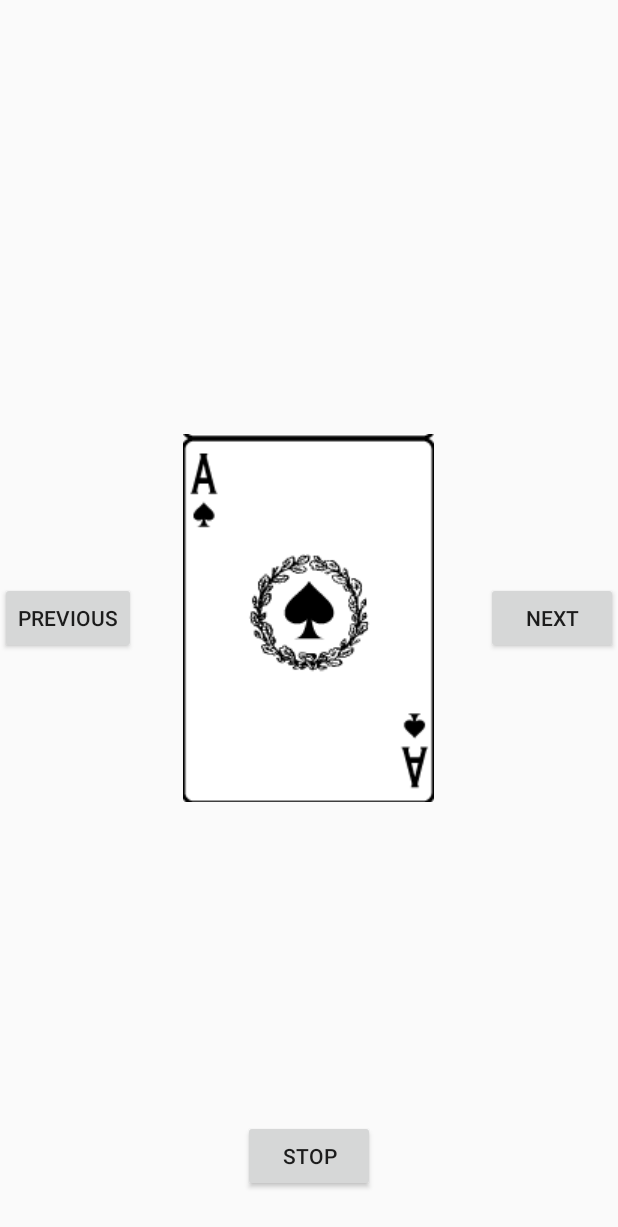
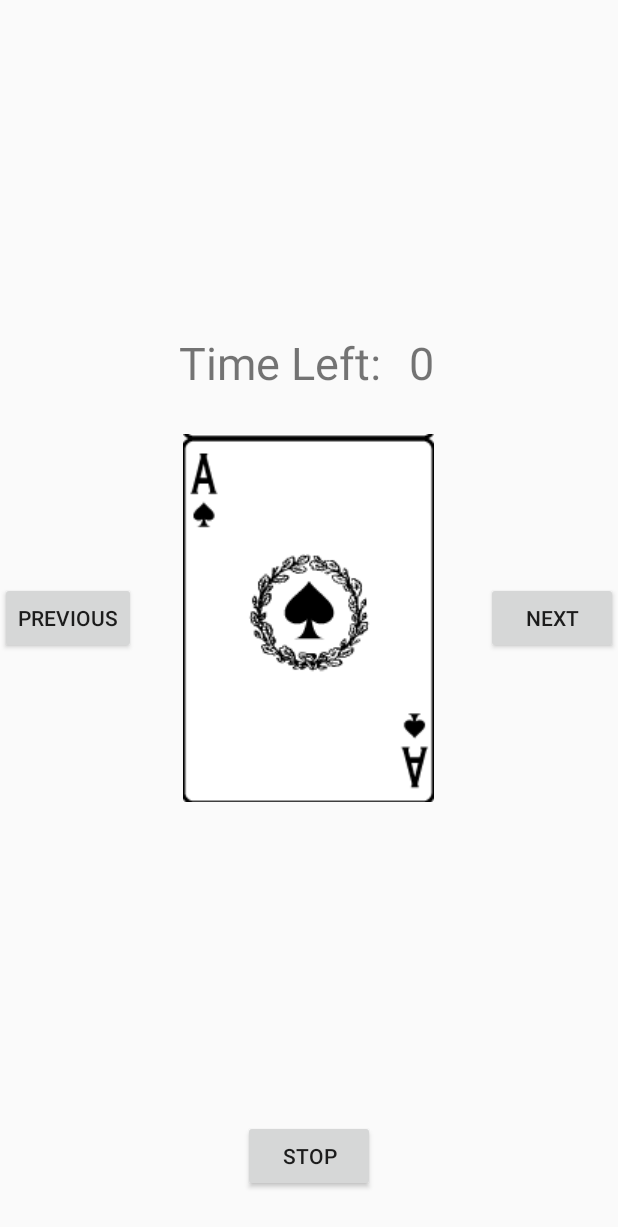
Before and after one commit to PirateKingDee/SuperMemory, an Android app: the layout activity_game_play.xml on its own in the app's theme, with its tools: preview values and no code run, on a phone screen of 412 x 824 dp. Shown: the top 1227 px of the screen. Run offline under Robolectric (Android 15) with nearby library versions, the phone set to English and light mode, and no system bars.

Commit message:
With Timer

```diff
--- a/app/src/main/res/layout/activity_game_play.xml
+++ b/app/src/main/res/layout/activity_game_play.xml
@@ -42,5 +42,28 @@
         android:layout_alignTop="@+id/left"
         android:text="Next" />
 
+    <TextView
+        android:layout_width="wrap_content"
+        android:layout_height="wrap_content"
+        android:textSize="30sp"
+        android:text="Time Left: "
+        android:layout_alignBaseline="@+id/timer"
+        android:layout_alignBottom="@+id/timer"
+        android:layout_toLeftOf="@+id/timer"
+        android:layout_toStartOf="@+id/timer"
+        android:layout_marginRight="11dp"
+        android:layout_marginEnd="11dp" />
+
+    <TextView
+        android:id="@+id/timer"
+        android:layout_width="wrap_content"
+        android:layout_height="wrap_content"
+        android:layout_marginBottom="27dp"
+        android:text="0"
+        android:textSize="30sp"
+        android:layout_above="@+id/card"
+        android:layout_alignRight="@+id/card"
+        android:layout_alignEnd="@+id/card" />
+
 
 </RelativeLayout>
```
Also changed, not shown: app/src/main/java/com/googleappliedandroid/supermemory/Game.java (+9 -3 lines), app/src/main/java/com/googleappliedandroid/supermemory/GameOver.java (+8 -0 lines), app/src/main/java/com/googleappliedandroid/supermemory/GamePlay.java (+47 -12 lines).
